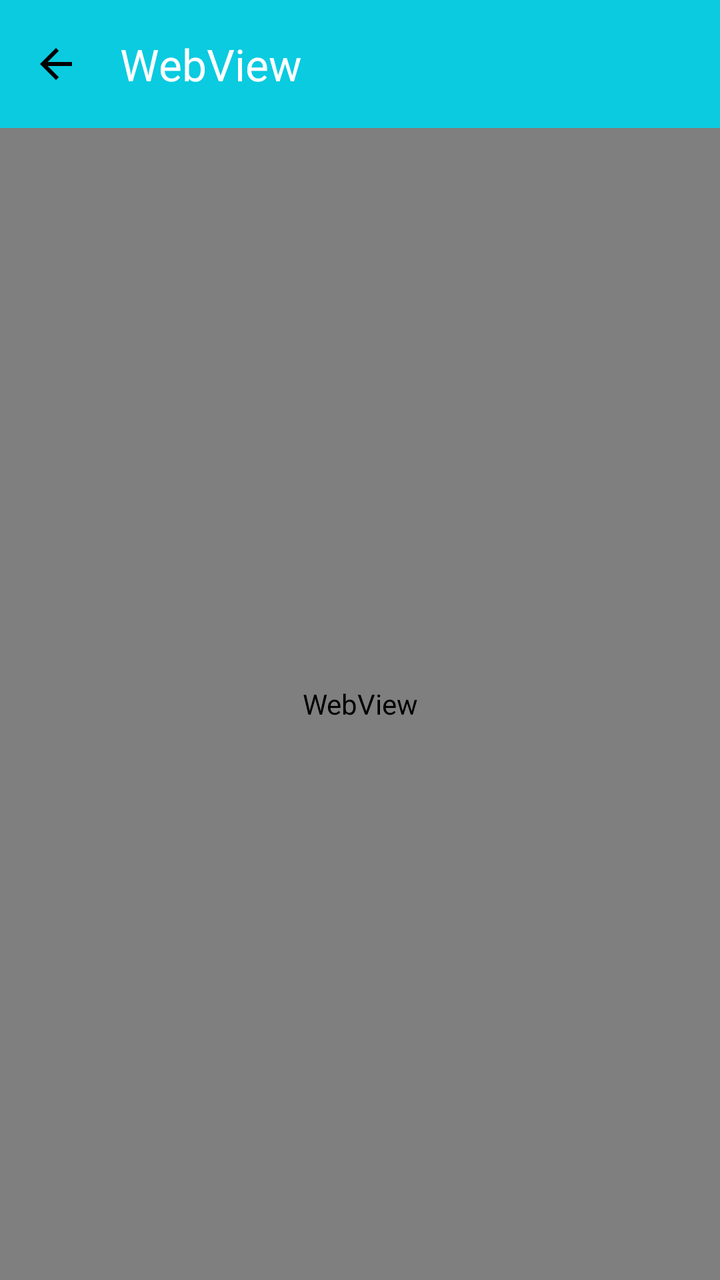
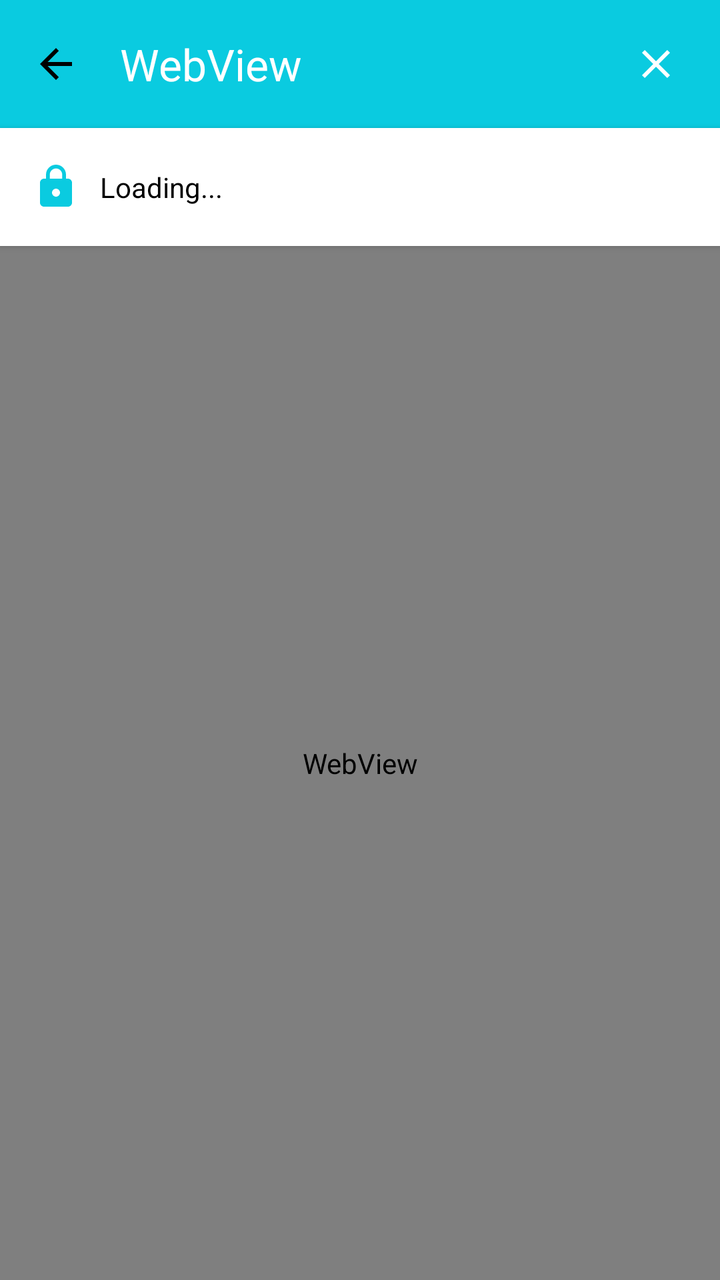

Before-and-after screenshots of an Android layout around one commit, followed by the original layout XML and the change that was made.
<!-- AndroidManifest.xml: application theme Theme.Orufy_Interview_Assignment -->
<!-- res/layout/activity_web_view.xml -->
<?xml version="1.0" encoding="utf-8"?>
<LinearLayout xmlns:android="http://schemas.android.com/apk/res/android"
    xmlns:app="http://schemas.android.com/apk/res-auto"
    android:layout_width="match_parent"
    android:layout_height="match_parent"
    android:orientation="vertical">

    <com.google.android.material.appbar.MaterialToolbar
        android:id="@+id/toolbar"
        android:layout_width="match_parent"
        android:layout_height="?attr/actionBarSize"
        android:background="@color/Ocean"
        app:title="WebView"
        app:titleTextColor="@color/white"
        app:navigationIcon="@drawable/arrow_back_icon"/>

    <ProgressBar
        android:id="@+id/progressBar"
        style="?android:attr/progressBarStyleHorizontal"
        android:layout_width="match_parent"
        android:layout_height="3dp"
        android:visibility="gone"/>

    <WebView
        android:id="@+id/webView"
        android:layout_width="match_parent"
        android:layout_height="match_parent"/>

</LinearLayout>
<!-- resources referenced by this layout -->
<resources>
  <color name="Ocean">#0ACBE0</color>
  <color name="white">#FFFFFFFF</color>
  <!-- drawable arrow_back_icon (drawable) -->
  <vector xmlns:android="http://schemas.android.com/apk/res/android" android:autoMirrored="true" android:height="24dp" android:tint="#000000" android:viewportHeight="24" android:viewportWidth="24" android:width="24dp">
        
      <path android:fillColor="@android:color/white" android:pathData="M20,11H7.83l5.59,-5.59L12,4l-8,8 8,8 1.41,-1.41L7.83,13H20v-2z"/>
      
  </vector>
  <style name="Theme.Orufy_Interview_Assignment" parent="Base.Theme.Orufy_Interview_Assignment" />
  <style name="Base.Theme.Orufy_Interview_Assignment" parent="Theme.Material3.DayNight.NoActionBar">
          
          <item name="colorPrimary">@color/Ocean</item>
          <item name="colorPrimaryVariant">@color/Ocean</item>
  
      </style>
</resources>

<!-- the commit's change to res/layout/activity_web_view.xml (unified diff, before → after) -->
@@ -12,18 +12,69 @@
         android:background="@color/Ocean"
         app:title="WebView"
         app:titleTextColor="@color/white"
-        app:navigationIcon="@drawable/arrow_back_icon"/>
+        app:navigationIcon="@drawable/arrow_back_icon">
 
+        <ImageButton
+            android:id="@+id/closeButton"
+            android:layout_width="48dp"
+            android:layout_height="48dp"
+            android:layout_gravity="end"
+            android:layout_marginEnd="8dp"
+            android:background="?attr/selectableItemBackgroundBorderless"
+            android:contentDescription="@string/close"
+            android:src="@drawable/close_icon"
+            app:tint="@color/white" />
+
+    </com.google.android.material.appbar.MaterialToolbar>
+
+    <LinearLayout
+        android:layout_width="match_parent"
+        android:layout_height="wrap_content"
+        android:orientation="horizontal"
+        android:padding="8dp"
+        android:background="@color/white"
+        android:elevation="2dp">
+
+        <ImageView
+            android:layout_width="24dp"
+            android:layout_height="24dp"
+            android:layout_gravity="center_vertical"
+            android:layout_marginStart="8dp"
+            android:layout_marginEnd="8dp"
+            android:src="@drawable/lock_icon"
+            android:contentDescription="@string/load"
+            app:tint="@color/Ocean" />
+
+        <TextView
+            android:id="@+id/urlDisplay"
+            android:layout_width="0dp"
+            android:layout_height="wrap_content"
+            android:layout_weight="1"
+            android:layout_gravity="center_vertical"
+            android:text="@string/loading"
+            android:textSize="14sp"
+            android:textColor="@color/black"
+            android:ellipsize="middle"
+            android:singleLine="true"
+            android:paddingVertical="12dp"
+            android:paddingStart="2dp"
+            android:paddingEnd="8dp" />
+
+    </LinearLayout>
+
+    
     <ProgressBar
         android:id="@+id/progressBar"
         style="?android:attr/progressBarStyleHorizontal"
         android:layout_width="match_parent"
         android:layout_height="3dp"
-        android:visibility="gone"/>
+        android:progressTint="@color/Ocean"
+        android:visibility="gone" />
 
+    
     <WebView
         android:id="@+id/webView"
         android:layout_width="match_parent"
-        android:layout_height="match_parent"/>
+        android:layout_height="match_parent" />
 
 </LinearLayout>
<!-- resource entries referenced after the edit -->
@@ -1,6 +1,7 @@
 <!-- resources referenced by this layout -->
 <resources>
   <color name="Ocean">#0ACBE0</color>
+  <color name="black">#FF000000</color>
   <color name="white">#FFFFFFFF</color>
   <!-- drawable arrow_back_icon (drawable) -->
   <vector xmlns:android="http://schemas.android.com/apk/res/android" android:autoMirrored="true" android:height="24dp" android:tint="#000000" android:viewportHeight="24" android:viewportWidth="24" android:width="24dp">
@@ -8,6 +9,21 @@
       <path android:fillColor="@android:color/white" android:pathData="M20,11H7.83l5.59,-5.59L12,4l-8,8 8,8 1.41,-1.41L7.83,13H20v-2z"/>
       
   </vector>
+  <!-- drawable close_icon (drawable) -->
+  <vector xmlns:android="http://schemas.android.com/apk/res/android" android:height="24dp" android:tint="#000000" android:viewportHeight="24" android:viewportWidth="24" android:width="24dp">
+        
+      <path android:fillColor="@android:color/white" android:pathData="M19,6.41L17.59,5 12,10.59 6.41,5 5,6.41 10.59,12 5,17.59 6.41,19 12,13.41 17.59,19 19,17.59 13.41,12z"/>
+      
+  </vector>
+  <!-- drawable lock_icon (drawable) -->
+  <vector xmlns:android="http://schemas.android.com/apk/res/android" android:height="24dp" android:tint="#000000" android:viewportHeight="24" android:viewportWidth="24" android:width="24dp">
+        
+      <path android:fillColor="@android:color/white" android:pathData="M18,8h-1L17,6c0,-2.76 -2.24,-5 -5,-5S7,3.24 7,6v2L6,8c-1.1,0 -2,0.9 -2,2v10c0,1.1 0.9,2 2,2h12c1.1,0 2,-0.9 2,-2L20,10c0,-1.1 -0.9,-2 -2,-2zM12,17c-1.1,0 -2,-0.9 -2,-2s0.9,-2 2,-2 2,0.9 2,2 -0.9,2 -2,2zM15.1,8L8.9,8L8.9,6c0,-1.71 1.39,-3.1 3.1,-3.1 1.71,0 3.1,1.39 3.1,3.1v2z"/>
+      
+  </vector>
+  <string name="close">Close</string>
+  <string name="load">load</string>
+  <string name="loading">Loading...</string>
   <style name="Theme.Orufy_Interview_Assignment" parent="Base.Theme.Orufy_Interview_Assignment" />
   <style name="Base.Theme.Orufy_Interview_Assignment" parent="Theme.Material3.DayNight.NoActionBar">
           
